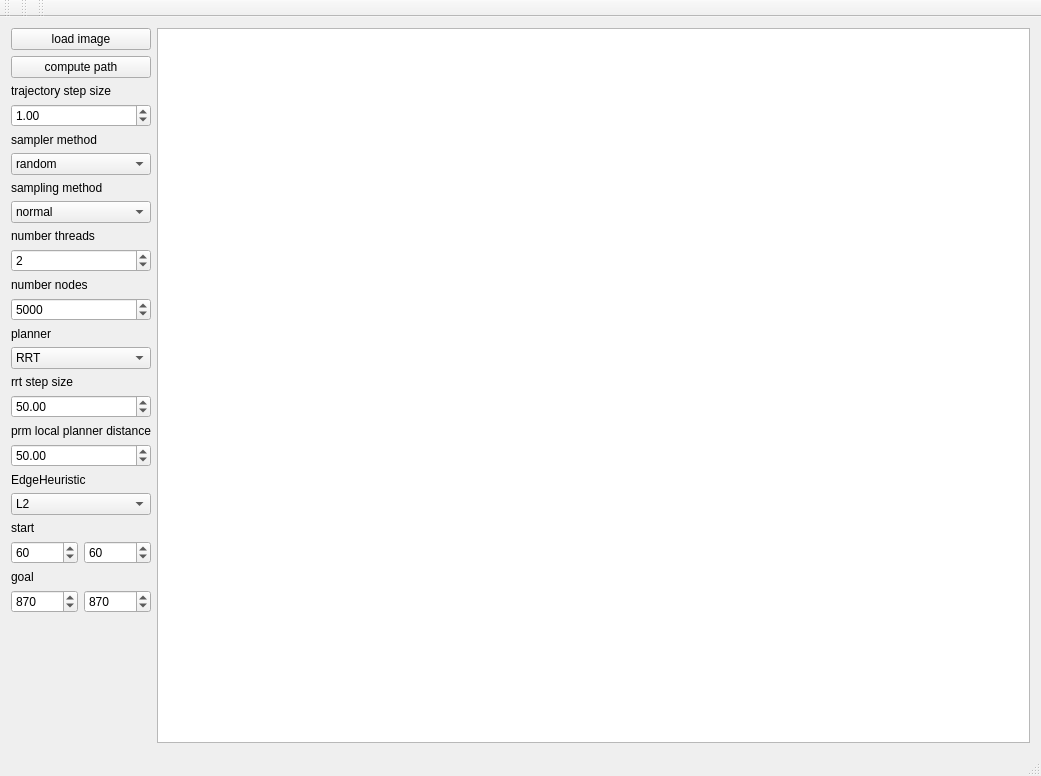
tobiaskohlbau/IPPP, file examples/gui2D/mainwindow.ui: the form before one commit.
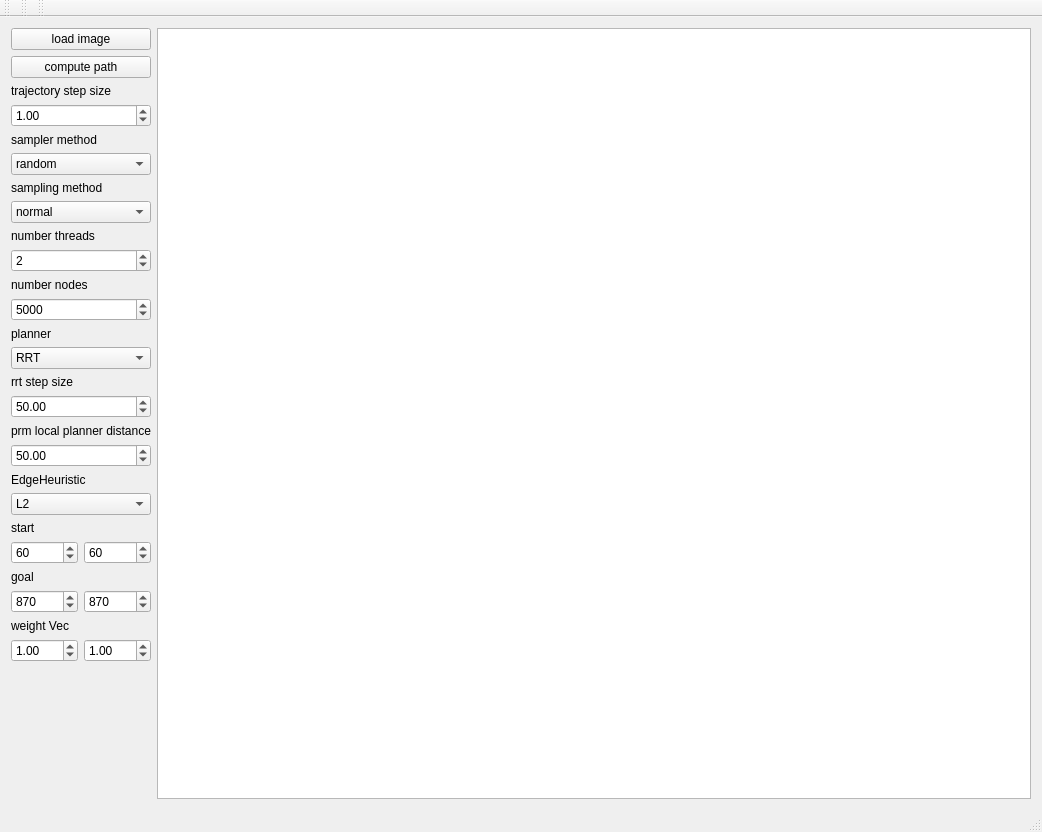
The form after the commit.

Commit message: add heuristic weightVector to gui2D example

```diff
--- a/examples/gui2D/mainwindow.ui
+++ b/examples/gui2D/mainwindow.ui
@@ -6,8 +6,8 @@
    <rect>
     <x>0</x>
     <y>0</y>
-    <width>1041</width>
-    <height>776</height>
+    <width>1042</width>
+    <height>832</height>
    </rect>
   </property>
   <property name="windowTitle">
@@ -237,6 +237,13 @@
               </property>
              </widget>
             </item>
+            <item row="5" column="0">
+             <widget class="QLabel" name="labelWeightVec">
+              <property name="text">
+               <string>weight Vec</string>
+              </property>
+             </widget>
+            </item>
             <item row="2" column="1">
              <widget class="QSpinBox" name="boxStartY">
               <property name="maximum">
@@ -284,6 +291,26 @@
               </property>
              </widget>
             </item>
+            <item row="6" column="0">
+             <widget class="QDoubleSpinBox" name="boxWeightVecX">
+              <property name="singleStep">
+               <double>0.100000000000000</double>
+              </property>
+              <property name="value">
+               <double>1.000000000000000</double>
+              </property>
+             </widget>
+            </item>
+            <item row="6" column="1">
+             <widget class="QDoubleSpinBox" name="boxWeightVecY">
+              <property name="singleStep">
+               <double>0.100000000000000</double>
+              </property>
+              <property name="value">
+               <double>1.000000000000000</double>
+              </property>
+             </widget>
+            </item>
            </layout>
           </item>
           <item>
```
Left out of the diff: 50 changed lines with no effect on the pictures. The commit also changes 2 other files.
